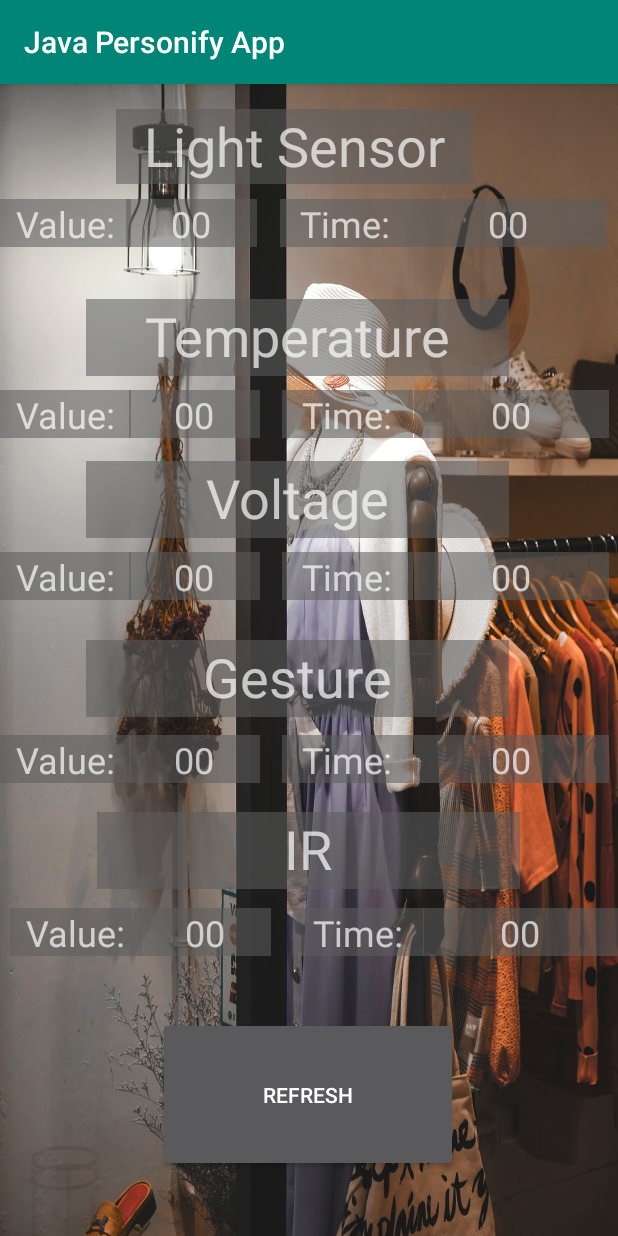
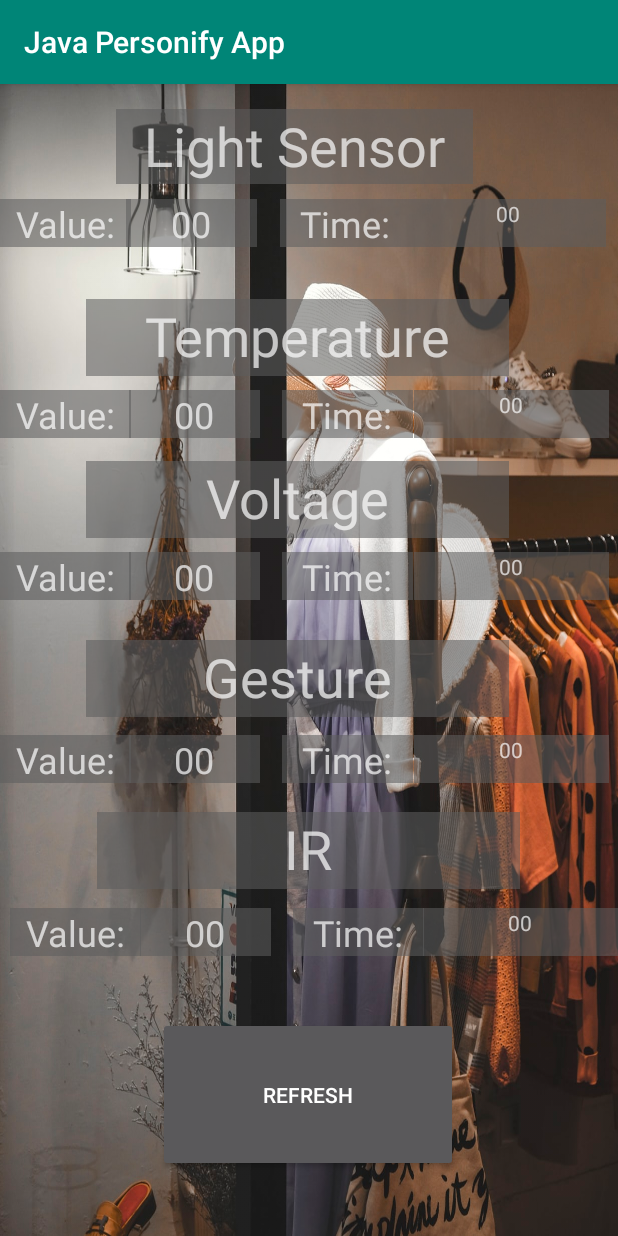
Before and after one commit to sameermkhan-creator/PersonifyApp, an Android app: the DisplayHardware screen opened directly, with no data from a screen before it, on a phone screen of 412 x 824 dp. Run offline under Robolectric (Android 15) with nearby library versions, the phone set to English and light mode, and no system bars; our stand-ins replace Volley.

Commit message:
Uncommented code, all hardware data for the group is shown in the display hardware, changed some formatting in hardware xml to fit  date/time.

```diff
--- a/app/src/main/res/layout/activity_display_hardware.xml
+++ b/app/src/main/res/layout/activity_display_hardware.xml
@@ -59,7 +59,7 @@
         android:background="#8F5E5D5D"
         android:text="00"
         android:textAlignment="center"
-        android:textSize="24sp"
+        android:textSize="14sp"
         app:layout_constraintBottom_toBottomOf="parent"
         app:layout_constraintEnd_toEndOf="parent"
         app:layout_constraintHorizontal_bias="1.0"
@@ -134,7 +134,7 @@
         android:background="#8F5E5D5D"
         android:text="00"
         android:textAlignment="center"
-        android:textSize="24sp"
+        android:textSize="14sp"
         app:layout_constraintBottom_toBottomOf="parent"
         app:layout_constraintEnd_toEndOf="parent"
         app:layout_constraintHorizontal_bias="0.971"
@@ -299,7 +299,7 @@
         android:background="#8F5E5D5D"
         android:text="00"
         android:textAlignment="center"
-        android:textSize="24sp"
+        android:textSize="14sp"
         app:layout_constraintBottom_toBottomOf="parent"
         app:layout_constraintEnd_toEndOf="parent"
         app:layout_constraintHorizontal_bias="0.978"
@@ -314,7 +314,7 @@
         android:background="#8F5E5D5D"
         android:text="00"
         android:textAlignment="center"
-        android:textSize="24sp"
+        android:textSize="14sp"
         app:layout_constraintBottom_toBottomOf="parent"
         app:layout_constraintEnd_toEndOf="parent"
         app:layout_constraintHorizontal_bias="0.978"
@@ -374,7 +374,7 @@
         android:background="#8F5E5D5D"
         android:text="00"
         android:textAlignment="center"
-        android:textSize="24sp"
+        android:textSize="14sp"
         app:layout_constraintBottom_toBottomOf="parent"
         app:layout_constraintEnd_toEndOf="parent"
         app:layout_constraintHorizontal_bias="0.978"
```
Also changed, not shown: app/src/main/java/com/ceng319/n01231625/javapersonifyapp/DisplayHardware.java (+7 -7 lines).
